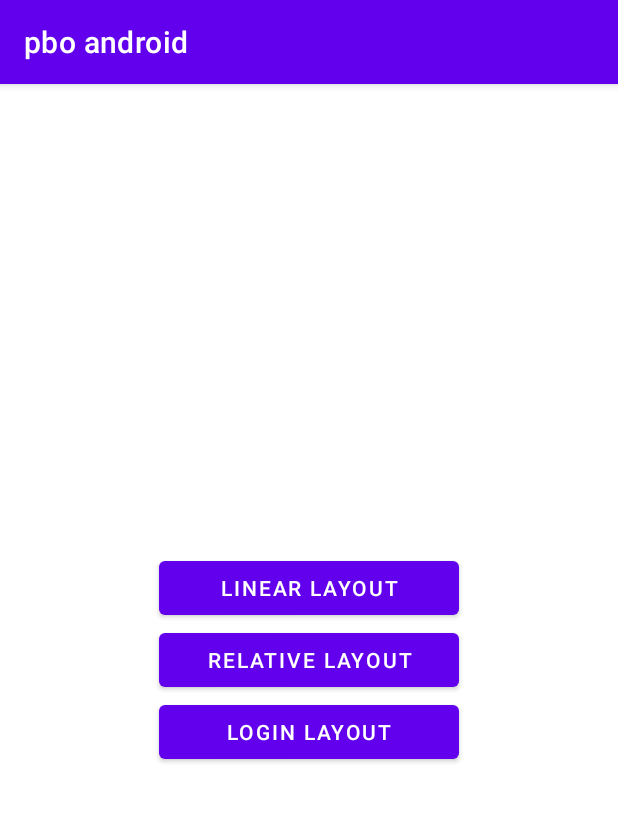
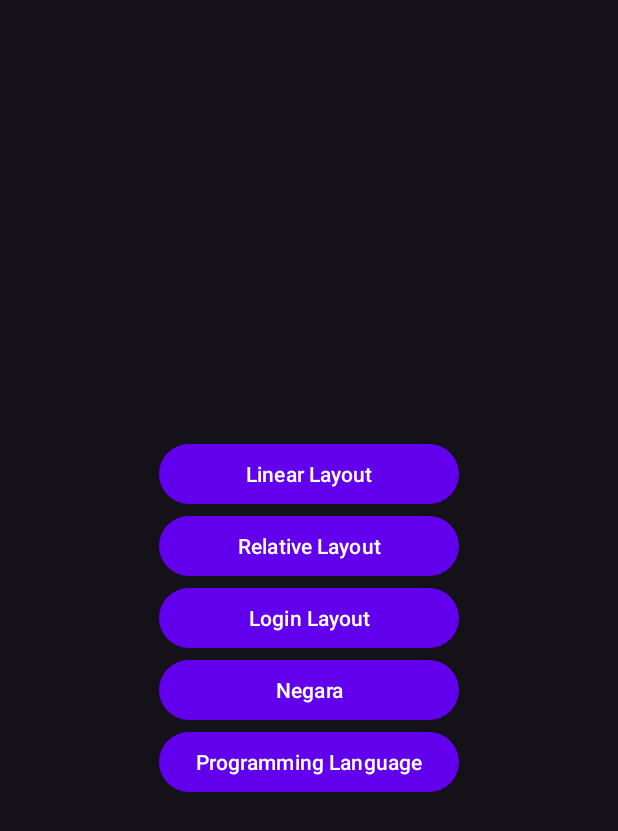
Before and after one commit to Rafli-Dewanto/pbo-mobile, an Android app: the HomeActivity screen opened directly, with no data from a screen before it, on a phone screen of 412 x 824 dp. Shown: the top 831 px of the screen. Run offline under Robolectric (Android 15) with nearby library versions, the phone set to English and light mode, and no system bars.

```diff
--- a/app/src/main/AndroidManifest.xml
+++ b/app/src/main/AndroidManifest.xml
@@ -25,6 +25,7 @@
             android:exported="true" />
         <activity
             android:name=".activities.HomeActivity"
+            android:theme="@style/Theme.PboAndroid.NoAction"
             android:exported="false" />
         <activity
             android:name=".activities.RegisterActivity"
--- a/app/src/main/java/com/example/pboandroid/activities/HomeActivity.java
+++ b/app/src/main/java/com/example/pboandroid/activities/HomeActivity.java
@@ -2,16 +2,19 @@ package com.example.pboandroid.activities;
 
 import androidx.appcompat.app.AppCompatActivity;
 
+import android.annotation.SuppressLint;
 import android.content.Intent;
 import android.os.Bundle;
+import android.view.View;
 import android.widget.Button;
 
 import com.example.pboandroid.R;
 
 public class HomeActivity extends AppCompatActivity {
 
-    Button linearButton, relativeButton, loginButton;
+    Button linearButton, relativeButton, loginButton, negara, programming;
 
+    @SuppressLint("MissingInflatedId")
     @Override
     protected void onCreate(Bundle savedInstanceState) {
         super.onCreate(savedInstanceState);
@@ -20,6 +23,8 @@ public class HomeActivity extends AppCompatActivity {
         loginButton = findViewById(R.id.loginButton);
         linearButton = findViewById(R.id.linearButton);
         relativeButton = findViewById(R.id.relativeButton);
+        negara = findViewById(R.id.btn_negara);
+        programming = findViewById(R.id.btn_programmingLang);
 
         loginButton.setOnClickListener(view -> {
             Intent login = new Intent(HomeActivity.this, LoginFormActivity.class);
@@ -35,5 +40,15 @@ public class HomeActivity extends AppCompatActivity {
             Intent relative = new Intent(HomeActivity.this, RelativeActivity.class);
             startActivity(relative);
         });
+
+        negara.setOnClickListener(view -> {
+            Intent relative = new Intent(HomeActivity.this, NegaraActivity.class);
+            startActivity(relative);
+        });
+
+        programming.setOnClickListener(view -> {
+            Intent relative = new Intent(HomeActivity.this, ListViewDataActivity.class);
+            startActivity(relative);
+        });
     }
 }
--- a/app/src/main/res/layout/activity_home.xml
+++ b/app/src/main/res/layout/activity_home.xml
@@ -6,6 +6,7 @@
     android:layout_height="match_parent"
     android:gravity="center"
     android:orientation="vertical"
+
     tools:context=".activities.HomeActivity">
 
     <Button
@@ -26,4 +27,16 @@
         android:layout_height="wrap_content"
         android:text="Login Layout" />
 
+    <Button
+        android:id="@+id/btn_negara"
+        android:layout_width="200dp"
+        android:layout_height="wrap_content"
+        android:text="Negara" />
+
+    <Button
+        android:id="@+id/btn_programmingLang"
+        android:layout_width="200dp"
+        android:layout_height="wrap_content"
+        android:text="Programming Language" />
+
 </LinearLayout>
--- a/app/src/main/res/values/themes.xml
+++ b/app/src/main/res/values/themes.xml
@@ -13,4 +13,18 @@
         <item name="android:statusBarColor">?attr/colorPrimaryVariant</item>
         <!-- Customize your theme here. -->
     </style>
+
+    <style name="Theme.PboAndroid.NoAction" parent="Theme.Material3.Dark.NoActionBar">
+        <!-- Primary brand color. -->
+        <item name="colorPrimary">@color/purple_500</item>
+        <item name="colorPrimaryVariant">@color/purple_700</item>
+        <item name="colorOnPrimary">@color/white</item>
+        <!-- Secondary brand color. -->
+        <item name="colorSecondary">@color/teal_200</item>
+        <item name="colorSecondaryVariant">@color/teal_700</item>
+        <item name="colorOnSecondary">@color/black</item>
+        <!-- Status bar color. -->
+        <item name="android:statusBarColor">?attr/colorPrimaryVariant</item>
+        <!-- Customize your theme here. -->
+    </style>
 </resources>
```
Also changed, not shown: app/src/main/java/com/example/pboandroid/activities/NegaraActivity.java (+30 -17 lines), app/src/main/java/com/example/pboandroid/adapters/NegaraAdapter.java (+25 -25 lines), app/src/main/res/drawable/retangle.xml (added, +11 -0 lines).
